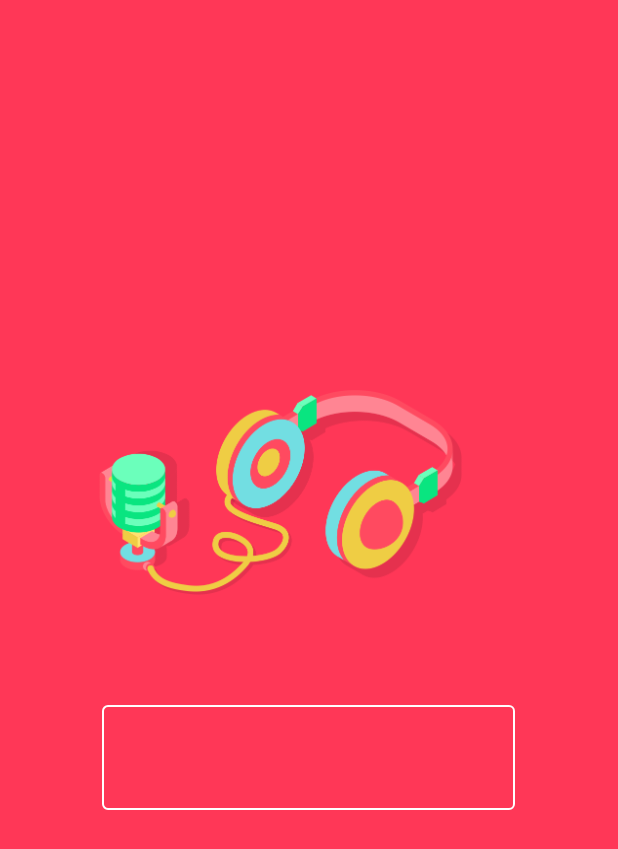
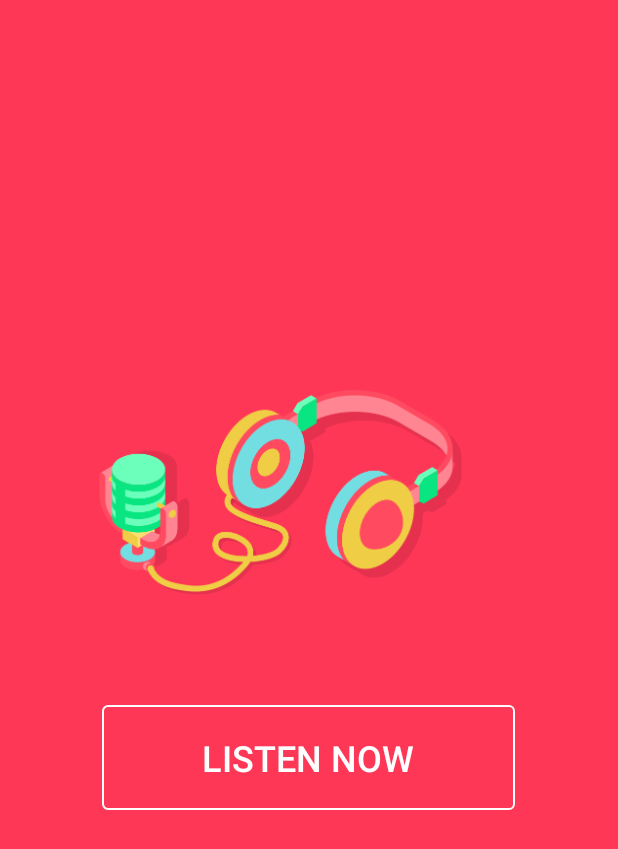
Before and after one commit to PhongHuynh93/Spotify-nanodegree, an Android app: the layout activity_splash.xml on its own in the app's theme, with its tools: preview values and no code run, on a phone screen of 412 x 824 dp. Shown: the top 849 px of the screen. Run offline under Robolectric (Android 15) with nearby library versions, the phone set to English and light mode, and no system bars.

Commit message:
feat - add button style

```diff
--- a/app/src/main/java/dhbk/android/spotifygcs/splash/SplashActivity.java
+++ b/app/src/main/java/dhbk/android/spotifygcs/splash/SplashActivity.java
@@ -67,5 +67,6 @@ public class SplashActivity extends AppCompatActivity {
     private void initView() {
         String formattedText = getResources().getString(R.string.splash_text);
         mTextviewSplashLogan.setText(Html.fromHtml(formattedText));
+
     }
 }
--- /dev/null
+++ b/app/src/main/res/drawable-v21/all_button_transparent_bg.xml
@@ -0,0 +1,7 @@
+<?xml version="1.0" encoding="utf-8"?>
+<!--this is a button with transparent background-->
+<!--and a white border used for all class in my project-->
+<ripple xmlns:android="http://schemas.android.com/apk/res/android"
+        android:color="?android:colorControlHighlight">
+    <item android:drawable="@drawable/button_normal_transparent_bg" />
+</ripple>
--- a/app/src/main/res/drawable/all_button_transparent_bg.xml
+++ b/app/src/main/res/drawable/all_button_transparent_bg.xml
@@ -1,9 +1,4 @@
-<?xml version="1.0" encoding="utf-8"?>
-<!--this is a button with transparent background-->
-<!--and a white border used for all class in my project-->
-<shape android:shape="rectangle"
-       xmlns:android="http://schemas.android.com/apk/res/android">
-    <corners android:radius="3dip"/>
-    <stroke android:width="1dip" android:color="@android:color/white"/>
-    <solid android:color="@android:color/transparent"/>
-</shape>
+<selector xmlns:android="http://schemas.android.com/apk/res/android">
+    <!--<item android:state_pressed="true" android:drawable="@drawable/button_pressed"/>-->
+    <item android:drawable="@drawable/button_normal_transparent_bg"/>
+</selector>
--- /dev/null
+++ b/app/src/main/res/drawable/button_normal_transparent_bg.xml
@@ -0,0 +1,9 @@
+<?xml version="1.0" encoding="utf-8"?>
+<!--this is a button with transparent background-->
+<!--and a white border used for all class in my project-->
+<shape android:shape="rectangle"
+       xmlns:android="http://schemas.android.com/apk/res/android">
+    <corners android:radius="3dip"/>
+    <stroke android:width="1dip" android:color="@android:color/white"/>
+    <solid android:color="@android:color/transparent"/>
+</shape>
--- a/app/src/main/res/layout/activity_splash.xml
+++ b/app/src/main/res/layout/activity_splash.xml
@@ -38,5 +38,8 @@
         android:layout_height="@dimen/height_splash_button"
         android:layout_marginTop="@dimen/margin_top_splash_button"
         android:background="@drawable/all_button_transparent_bg"
+        android:text="listen now"
+        android:textColor="@android:color/white"
+        android:textSize="@dimen/textsize_medium"
         android:layout_centerHorizontal="true"/>
 </RelativeLayout>
```
